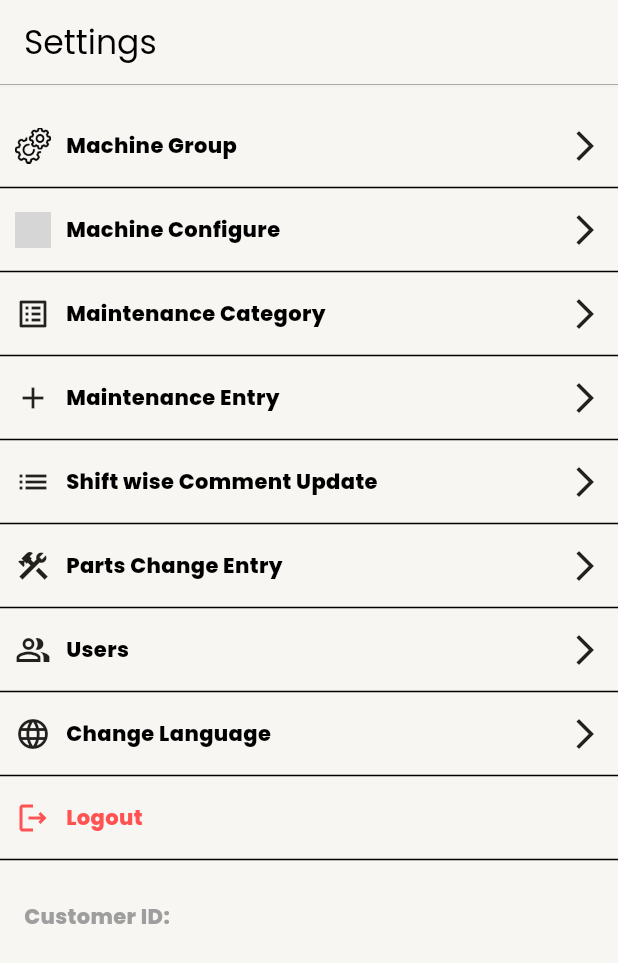
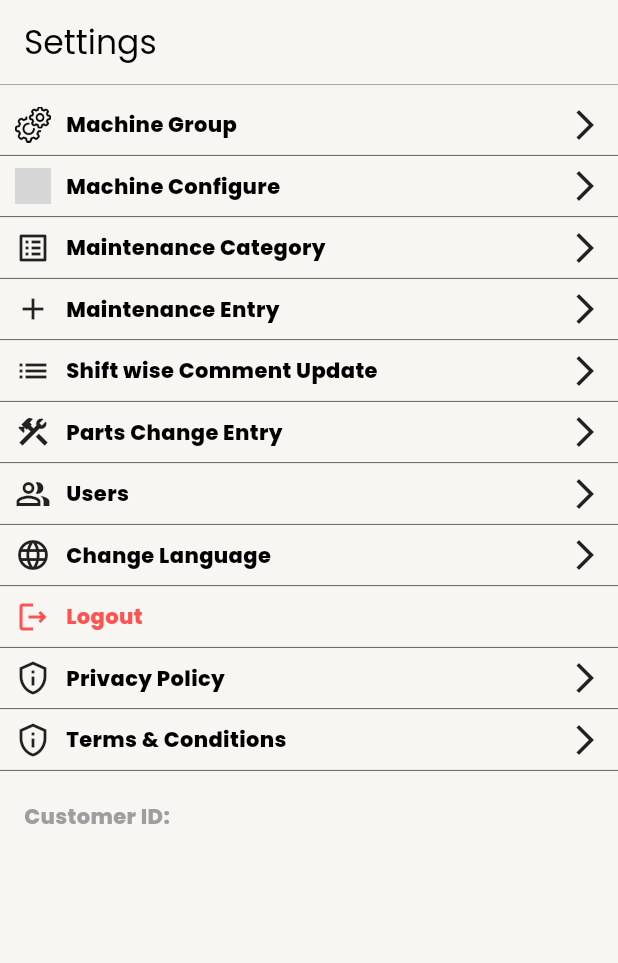
Before and after one commit to ParthDhankecha/trackweaving-app, a Flutter app: the SettingsScreen screen opened directly, on a phone screen of 412 x 824 dp. Shown: the top 963 px of the screen. Run offline on Flutter 3.47's test engine with Material 3 defaults, Android fonts, the phone set to English and light mode, and no system bars; our stand-ins replace animated_toggle_switch, csv, firebase_core, firebase_messaging, flutter_local_notifications, flutter_svg and 8 more; missing offline and left inert: blinker; accounts and stored records are empty; network calls fail; project files that could hold a hidden picture were left out; grey boxes are pictures that could not be loaded.

```diff
--- a/lib/controllers/notifications_controller.dart
+++ b/lib/controllers/notifications_controller.dart
@@ -207,7 +207,7 @@ class NotificationController extends GetxController implements GetxService {
     if (isRefresh) {
       isLoading.value = true; // Use primary loader for initial/refresh
       currentPage.value = 1;
-      notificationsList.clear();
+      notificationsList.value = [];
       hasNextPage.value = true;
     } else {
       isPaginating.value = true; // Use secondary loader for subsequent pages
--- a/lib/screens/settings_screen/settings_screen.dart
+++ b/lib/screens/settings_screen/settings_screen.dart
@@ -1,5 +1,6 @@
 import 'package:flutter/material.dart';
 import 'package:trackweaving/common_widgets/app_text_styles.dart';
+import 'package:trackweaving/common_widgets/lunch_url.dart';
 import 'package:trackweaving/controllers/login_controllers.dart';
 import 'package:trackweaving/screens/settings_screen/machine_configuration/machine_configuration_screen.dart';
 import 'package:trackweaving/screens/settings_screen/machine_group/machine_group_screen.dart';
@@ -36,51 +37,51 @@ class _SettingsScreenState extends State<SettingsScreen> {
         child: Column(
           children: [
             Divider(height: 1, thickness: 0.2),
-            SizedBox(height: 20),
+            SizedBox(height: 6),
             _settingsRow(
               title: 'machine_group',
               image: AppImages.imgSettings,
               onTap: () => Get.to(() => MachineGroupScreen()),
             ),
-            Divider(),
+            Divider(height: 1, thickness: 0.4),
             _settingsRow(
               title: 'machine_configure',
               image: AppImages.imgSettings1,
               onTap: () => Get.to(() => MachineConfigurationScreen()),
             ),
-            Divider(),
+            Divider(height: 1, thickness: 0.4),
             _settingsRow(
               title: 'maintenance_category',
               icon: Icons.list_alt_outlined,
               onTap: () => Get.to(() => MaintenanceCategoryScreen()),
             ),
-            Divider(),
+            Divider(height: 1, thickness: 0.4),
             _settingsRow(
               title: 'maintenance_entry',
               icon: Icons.add,
               onTap: () => Get.to(() => MaintenanceEntryScreen()),
             ),
-            Divider(),
+            Divider(height: 1, thickness: 0.4),
             _settingsRow(
               title: 'shift_wise_comment_update',
               icon: Icons.list,
               onTap: () => Get.to(() => ShiftComments()),
             ),
 
-            Divider(),
+            Divider(height: 1, thickness: 0.4),
 
             _settingsRow(
               title: 'parts_change_entry',
               icon: Icons.construction_outlined,
               onTap: () => Get.to(() => MachinePartsScreen()),
             ),
-            Divider(),
+            Divider(height: 1, thickness: 0.4),
             _settingsRow(
               title: 'users',
               icon: Icons.people_alt_outlined,
               onTap: () => Get.to(() => UserListScreen()),
             ),
-            Divider(),
+            Divider(height: 1, thickness: 0.4),
 
             _settingsRow(
               title: 'language_change',
@@ -92,7 +93,7 @@ class _SettingsScreenState extends State<SettingsScreen> {
               },
               icon: Icons.language_outlined,
             ),
-            Divider(),
+            Divider(height: 1, thickness: 0.4),
             _settingsRow(
               icon: Icons.logout_outlined,
               iconColor: AppColors.errorColor,
@@ -100,7 +101,23 @@ class _SettingsScreenState extends State<SettingsScreen> {
               showArrow: false,
               onTap: () => Get.dialog(LogoutDialog()),
             ),
-            Divider(),
+            Divider(height: 1, thickness: 0.4),
+            _settingsRow(
+              title: 'privacy_policy',
+              onTap: () {
+                openUrl('https://trackweaving.com/privacy-policy');
+              },
+              icon: Icons.privacy_tip_outlined,
+            ),
+            Divider(height: 1, thickness: 0.4),
+            _settingsRow(
+              title: 'terms_conditions',
+              onTap: () {
+                openUrl('https://trackweaving.com/terms-and-conditions');
+              },
+              icon: Icons.privacy_tip_outlined,
+            ),
+            Divider(height: 1, thickness: 0.4),
             SizedBox(height: 20),
             Row(
               mainAxisAlignment: MainAxisAlignment.start,
--- a/lib/utils/internationalization.dart
+++ b/lib/utils/internationalization.dart
@@ -113,6 +113,9 @@ class AppTranslations extends Translations {
       'email': 'Email',
       'mobile': 'Mobile',
       'is_active': 'Is Active',
+
+      'privacy_policy': 'Privacy Policy',
+      'terms_conditions': 'Terms & Conditions',
     },
     'hi_IN': {
       'language_change': 'भाषा बदलें',
@@ -225,6 +228,9 @@ class AppTranslations extends Translations {
       'email': 'ईमेल',
       'mobile': 'मोबाइल',
       'is_active': 'सक्रिय है',
+
+      'privacy_policy': 'गोपनीयता नीति',
+      'terms_conditions': 'नियम और शर्तें',
     },
     'gu_IN': {
       'language_change': 'ભાષા બદલો',
@@ -337,6 +343,8 @@ class AppTranslations extends Translations {
       'email': 'ઇમેઇલ',
       'mobile': 'મોબાઇલ',
       'is_active': 'સક્રિય છે',
+      'privacy_policy': 'ગોપનીયતા નીતિ',
+      'terms_conditions': 'નિયમો અને શરતો',
     },
   };
 }
--- a/pubspec.yaml
+++ b/pubspec.yaml
@@ -39,6 +39,7 @@ dependencies:
   firebase_core: ^4.1.1
   firebase_messaging: ^16.0.2
   flutter_local_notifications: ^19.4.2
+  url_launcher: ^6.3.2
 
 dev_dependencies:
   flutter_test:
```
Also changed, not shown: lib/common_widgets/lunch_url.dart (added, +8 -0 lines), lib/repository/api_client.dart (+5 -5 lines), lib/screens/report_screen/report_result_screen.dart (+8 -19 lines), lib/screens/report_screen/report_table/report_table_2.dart (+111 -129 lines), pubspec.lock, 5 other files.
